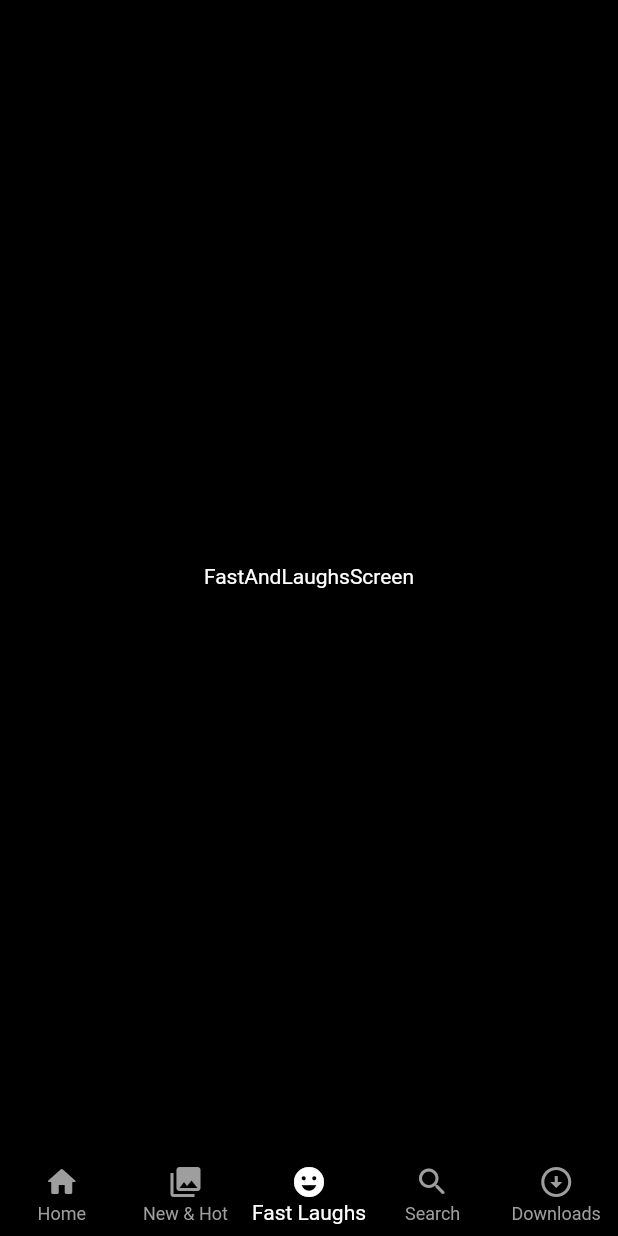
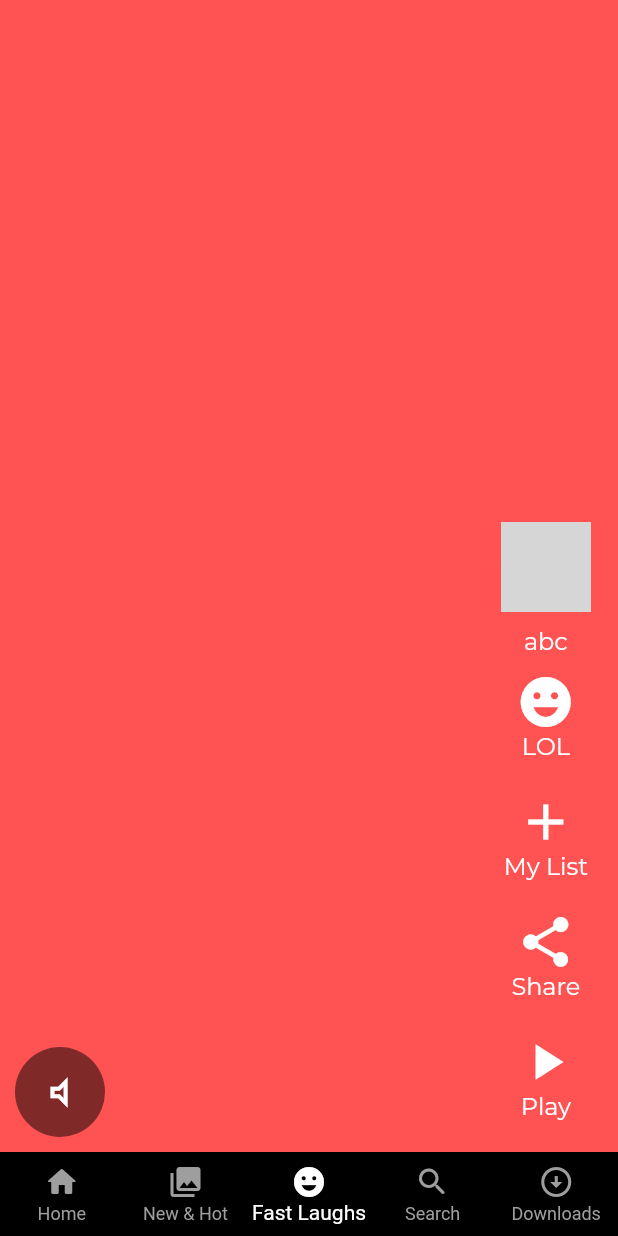
Before and after one commit to tomp6114/netflix_ui, a Flutter app: the screen it shows after launch, item 3 of the bottom bar chosen, on a phone screen of 412 x 824 dp. Run offline on Flutter 3.47's test engine with Material 2 defaults, Android fonts, the phone set to English and light mode, and no system bars; our stand-ins replace bordered_text, google_fonts; network calls fail; grey boxes are pictures that could not be loaded.

```diff
--- a/lib/presentation/fast_and_laughs/screen_fast_and_laughs.dart
+++ b/lib/presentation/fast_and_laughs/screen_fast_and_laughs.dart
@@ -1,16 +1,23 @@
 import 'package:flutter/material.dart';
 import 'package:netflix_app/core/colors/colors.dart';
+import 'package:netflix_app/presentation/fast_and_laughs/widget/video_list_item.dart';
 
 class FastAndLaughsScreen extends StatelessWidget {
   const FastAndLaughsScreen({Key? key}) : super(key: key);
 
   @override
   Widget build(BuildContext context) {
-    return const Scaffold(
+    return Scaffold(
       backgroundColor: backgroundColor,
       body: SafeArea(
-        child: Center(
-          child: Text('FastAndLaughsScreen'),
+        child: PageView(
+          scrollDirection: Axis.vertical,
+          children: List.generate(
+            10,
+            (index) {
+              return VideoListItem(index: index,);
+            },
+          ),
         ),
       ),
     );
--- /dev/null
+++ b/lib/presentation/fast_and_laughs/widget/video_list_item.dart
@@ -0,0 +1,97 @@
+import 'package:flutter/material.dart';
+import 'package:google_fonts/google_fonts.dart';
+import 'package:netflix_app/core/colors/colors.dart';
+import 'package:netflix_app/core/contants/constants.dart';
+
+class VideoListItem extends StatelessWidget {
+  int index;
+  VideoListItem({Key? key, required this.index}) : super(key: key);
+
+  @override
+  Widget build(BuildContext context) {
+    return Stack(
+      children: [
+        Container(
+          color: Colors.accents[index % Colors.accents.length],
+        ),
+        Align(
+          alignment: Alignment.bottomCenter,
+          child: Padding(
+            padding: const EdgeInsets.symmetric(horizontal: 10.0, vertical: 10),
+            child: Row(
+              crossAxisAlignment: CrossAxisAlignment.end,
+              mainAxisAlignment: MainAxisAlignment.spaceBetween,
+              children: [
+                // Left side
+                CircleAvatar(
+                  backgroundColor: Colors.black.withOpacity(0.5),
+                  radius: 30,
+                  child: IconButton(
+                    onPressed: () {},
+                    icon: const Icon(
+                      Icons.volume_mute_outlined,
+                      color: kWhiteColor,
+                      size: 30,
+                    ),
+                  ),
+                ),
+                //Right side
+                Column(
+                  mainAxisAlignment: MainAxisAlignment.end,
+                  children: [
+                    const Padding(
+                      padding: EdgeInsets.symmetric(vertical:10.0),
+                      child: CircleAvatar(
+                        radius: 30,
+                        backgroundImage: NetworkImage(
+                          "https://www.themoviedb.org/t/p/w300_and_h450_bestv2/x2LSRK2Cm7MZhjluni1msVJ3wDF.jpg",
+                        ),
+                      ),
+                    ),
+                    Text(
+                      'abc',
+                      style: GoogleFonts.montserrat(fontSize: 16),
+                    ),
+                    const VideoActionsWidget(
+                        icon: Icons.emoji_emotions, title: 'LOL'),
+                    const VideoActionsWidget(icon: Icons.add, title: 'My List'),
+                    const VideoActionsWidget(icon: Icons.share, title: 'Share'),
+                    const VideoActionsWidget(
+                        icon: Icons.play_arrow, title: 'Play'),
+                  ],
+                )
+              ],
+            ),
+          ),
+        ),
+      ],
+    );
+  }
+}
+
+class VideoActionsWidget extends StatelessWidget {
+  final String title;
+  final IconData icon;
+
+  const VideoActionsWidget({
+    Key? key,
+    required this.icon,
+    required this.title,
+  }) : super(key: key);
+
+  @override
+  Widget build(BuildContext context) {
+    return Padding(
+      padding: const EdgeInsets.symmetric(vertical: 10.0, horizontal: 10.0),
+      child: Column(
+        children: [
+          Icon(icon, color: Colors.white, size: 40),
+          Text(
+            title,
+            style: GoogleFonts.montserrat(fontSize: 16),
+          ),
+        ],
+      ),
+    );
+  }
+}
--- a/pubspec.yaml
+++ b/pubspec.yaml
@@ -35,6 +35,8 @@ dependencies:
   # Use with the CupertinoIcons class for iOS style icons.
   cupertino_icons: ^1.0.2
   google_fonts: ^2.3.1
+  video_player: ^2.3.0
+  bordered_text: ^2.0.0
 
 dev_dependencies:
   flutter_test:
```
Also changed, not shown: lib/core/contants/constants.dart (+8 -0 lines), lib/presentation/home/screen_home.dart (+85 -3 lines), lib/presentation/home/widgets/number_card.dart (added, +57 -0 lines), lib/presentation/home/widgets/number_title_card.dart (added, +32 -0 lines), lib/presentation/widgets/main_card.dart (added, +29 -0 lines), lib/presentation/widgets/main_title.dart (added, +18 -0 lines), lib/presentation/widgets/main_title_card.dart (added, +34 -0 lines), pubspec.lock, 1 other file.
